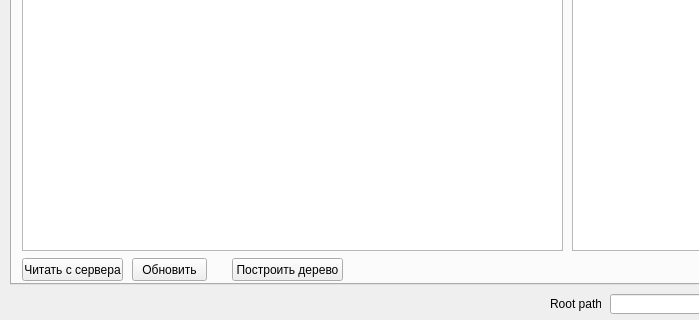
Qt form Socket_Client_v5/Dialogs/MainForm.ui (Balog/Synchonization) before a commit; both pictures show x 0 to 699 and y 526 to 846 of the 1076 by 846 pixel window.
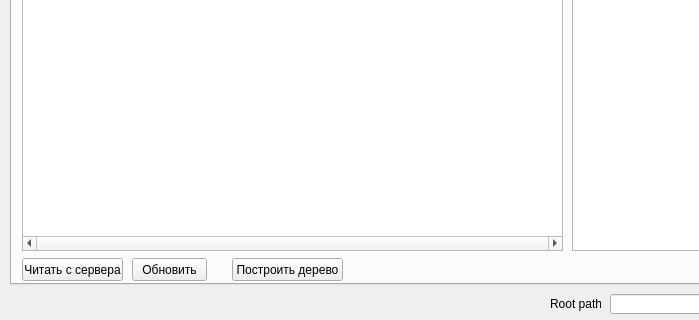
The same form after that commit. The open tabs and pages were chosen to show the change.

What changed in the file:
```diff
--- a/Socket_Client_v5/Dialogs/MainForm.ui
+++ b/Socket_Client_v5/Dialogs/MainForm.ui
@@ -160,6 +160,9 @@
        <height>701</height>
       </rect>
      </property>
+     <property name="horizontalScrollBarPolicy">
+      <enum>Qt::ScrollBarAlwaysOn</enum>
+     </property>
     </widget>
     <widget class="QPushButton" name="pbRead">
      <property name="geometry">
```
Left out of the diff: 2 changed lines with no effect on the pictures.
